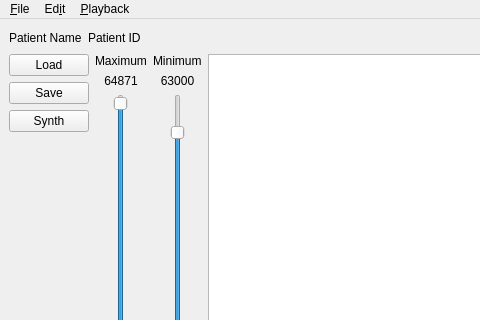
Qt form src/ise/iqt_main_window.ui (simonoxen/plastimatch) before a commit; both pictures show x 0 to 480 and y 0 to 320 of the 964 by 668 pixel window.
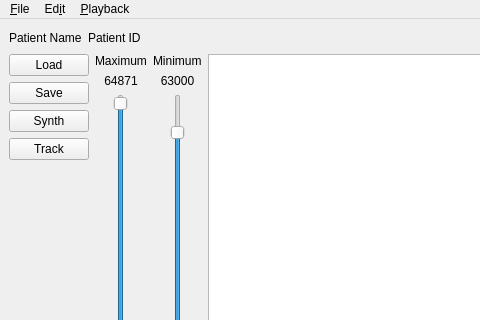
The same form after that commit. Custom widgets are drawn as their Qt base class.

The edit to the form file:
```diff
--- a/src/ise/iqt_main_window.ui
+++ b/src/ise/iqt_main_window.ui
@@ -80,6 +80,13 @@
           </property>
          </widget>
         </item>
+        <item>
+         <widget class="QPushButton" name="track_button">
+          <property name="text">
+           <string>Track</string>
+          </property>
+         </widget>
+        </item>
         <item>
          <spacer name="verticalSpacer">
           <property name="orientation">
```
Left out of the diff: 19 changed lines with no effect on the pictures.
